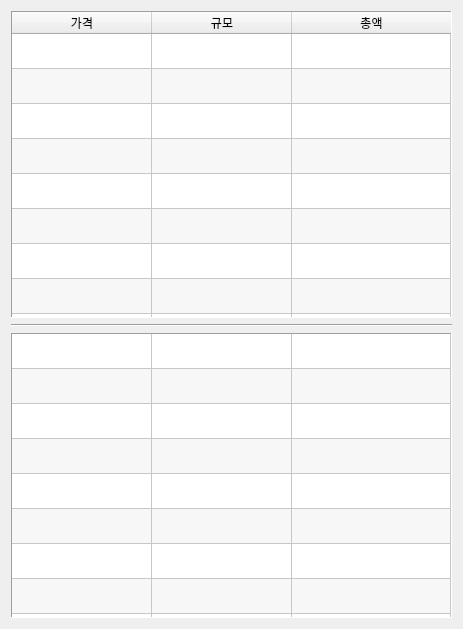
First picture: the form in orderbook.ui, repository SKYooon1/Cryptocurrency-HTS, before the edit.
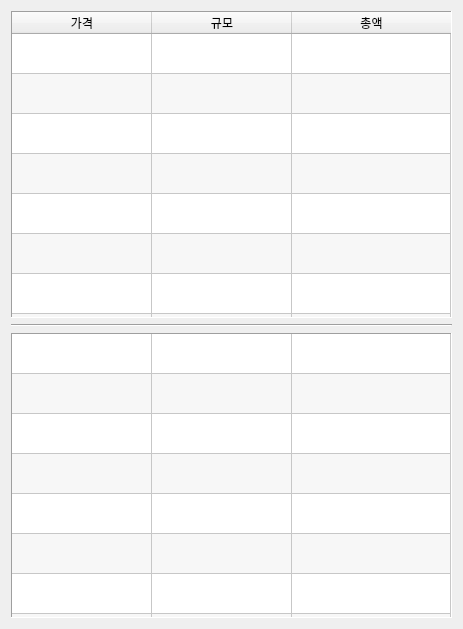
Second picture: the form after the edit.

Commit message: ui 크기 조정

Diff of the .ui file:
```diff
--- a/orderbook.ui
+++ b/orderbook.ui
@@ -112,7 +112,7 @@
       <bool>true</bool>
      </attribute>
      <attribute name="verticalHeaderDefaultSectionSize">
-      <number>35</number>
+      <number>40</number>
      </attribute>
      <attribute name="verticalHeaderHighlightSections">
       <bool>true</bool>
@@ -257,7 +257,7 @@
       <bool>true</bool>
      </attribute>
      <attribute name="verticalHeaderDefaultSectionSize">
-      <number>35</number>
+      <number>40</number>
      </attribute>
      <attribute name="verticalHeaderHighlightSections">
       <bool>true</bool>
```
The commit also changes 1 other file.
